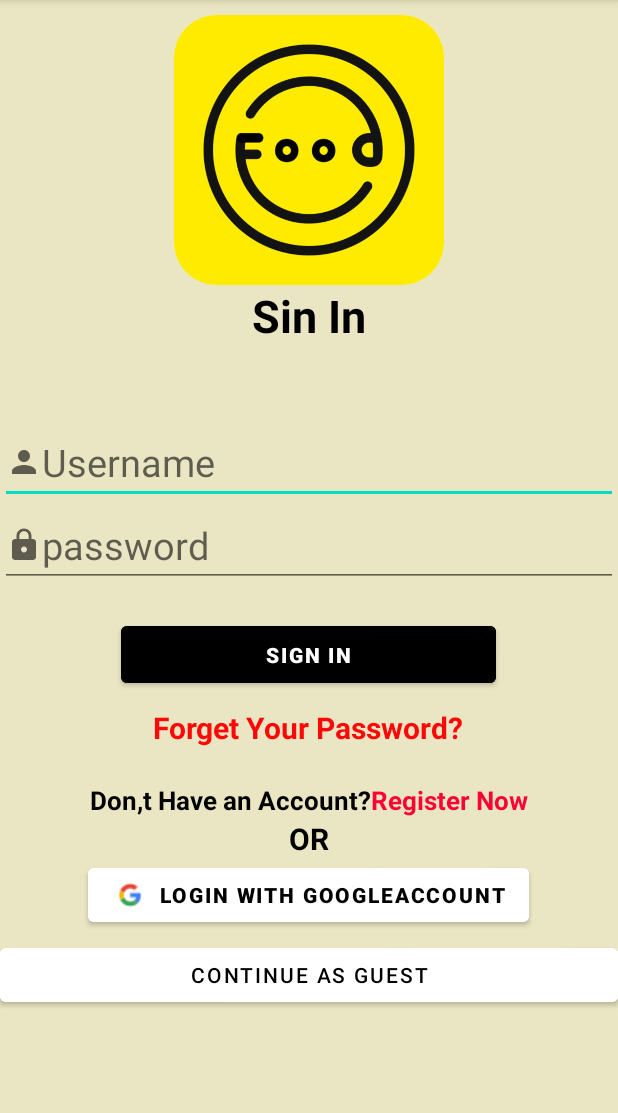
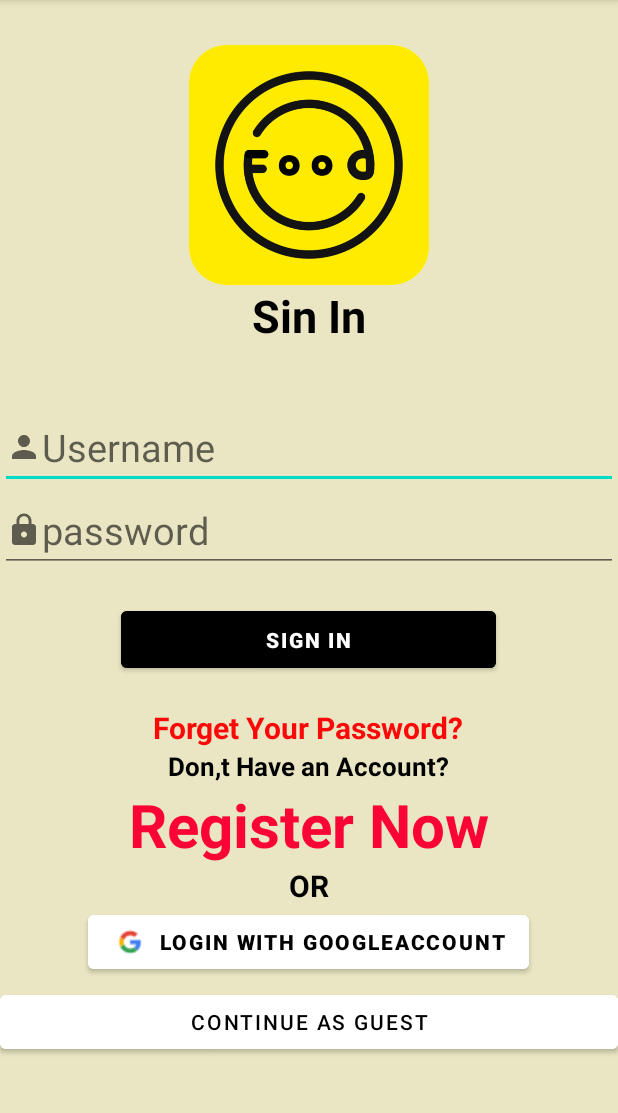
Before and after one commit to Afaq5006/Foode, an Android app: the screen it shows after launch (Sign_in), on a phone screen of 412 x 824 dp, the part 84-1197 px from its top. Run offline under Robolectric (Android 15) with nearby library versions, the phone set to English and light mode, and no system bars.

Commit message:
image and font style

```diff
--- a/app/src/main/res/layout/activity_main.xml
+++ b/app/src/main/res/layout/activity_main.xml
@@ -9,10 +9,10 @@
     tools:context=".MainActivity">
 
     <ImageView
-        android:layout_width="400dp"
-        android:layout_height="300dp"
+        android:layout_width="200dp"
+        android:layout_height="200dp"
         android:src="@drawable/foode"
-        android:layout_marginTop="100dp"
+        android:layout_marginTop="150dp"
         android:layout_gravity="center"
         />
     <TextView
--- a/app/src/main/res/layout/activity_sign_in.xml
+++ b/app/src/main/res/layout/activity_sign_in.xml
@@ -17,10 +17,10 @@
         android:orientation="vertical">
 
         <ImageView
-            android:layout_width="180dp"
-            android:layout_height="180dp"
+            android:layout_width="160dp"
+            android:layout_height="160dp"
             android:src="@drawable/foode"
-
+            android:layout_marginTop="20dp"
             />
 
 
@@ -32,17 +32,8 @@
             android:textColor="@color/black"
             android:textSize="30sp"
             android:textStyle="bold" />
-    </LinearLayout>
-
-    <LinearLayout
-        android:id="@+id/LL_2"
-        android:layout_width="match_parent"
-        android:layout_height="wrap_content"
-        android:orientation="vertical"
-        android:layout_below="@id/LL_1"
-        android:layout_marginTop="50dp"
-        >
         <EditText
+            android:layout_marginTop="40dp"
             android:id="@+id/ET_userIn"
             android:layout_width="match_parent"
             android:layout_height="wrap_content"
@@ -60,34 +51,16 @@
             android:textSize="25dp"
             android:drawableLeft="@drawable/password"
             />
-    </LinearLayout>
-
-    <LinearLayout
-        android:id="@+id/LL_3"
-        android:layout_width="match_parent"
-        android:layout_height="wrap_content"
-        android:layout_below="@id/LL_2"
-        android:layout_marginTop="20dp"
-        android:gravity="center"
-        android:orientation="vertical">
-
         <Button
+            android:layout_marginTop="20dp"
             android:layout_width="250dp"
             android:layout_height="50dp"
             android:backgroundTint="@color/black"
             android:text="Sign In"
             android:textColor="@color/white"
             android:textStyle="bold" />
-    </LinearLayout>
-    <LinearLayout
-        android:layout_marginTop="10dp"
-        android:layout_width="match_parent"
-        android:layout_height="wrap_content"
-        android:orientation="vertical"
-        android:gravity="center"
-        android:layout_below="@id/LL_3"
-        >
         <TextView
+            android:layout_marginTop="20dp"
             android:layout_width="wrap_content"
             android:layout_height="wrap_content"
             android:text="Forget Your Password?"
@@ -95,24 +68,12 @@
             android:textColor="#FD0808"
             android:textStyle="bold"
             />
-
-    </LinearLayout>
-
-    <LinearLayout
-        android:id="@+id/LL_4"
-        android:layout_width="match_parent"
-        android:layout_height="wrap_content"
-        android:layout_below="@id/LL_3"
-        android:layout_marginTop="60dp"
-        android:orientation="horizontal">
-
         <TextView
             android:id="@+id/TV_aa"
             android:layout_width="wrap_content"
             android:layout_height="wrap_content"
             android:text="Don,t Have an Account?"
             android:textColor="@color/black"
-            android:layout_marginLeft="60dp"
             android:textSize="17dp"
             android:textStyle="bold"
 
@@ -120,24 +81,12 @@
 
         <TextView
             android:id="@+id/Reg_1"
-            android:layout_width="match_parent"
+            android:layout_width="wrap_content"
             android:layout_height="wrap_content"
             android:text="Register Now"
             android:textColor="#FA0435"
-            android:textSize="17dp"
+            android:textSize="40dp"
             android:textStyle="bold" />
-
-
-
-    </LinearLayout>
-
-    <LinearLayout
-        android:layout_width="match_parent"
-        android:layout_height="wrap_content"
-        android:orientation="vertical"
-        android:layout_below="@id/LL_4">
-
-
         <TextView
 
             android:layout_width="match_parent"
@@ -169,8 +118,6 @@
             android:gravity="center"
             android:text="Continue As Guest"
             android:textColor="@color/black" />
-
-
     </LinearLayout>
 
 
```
Also changed, not shown: 1 other file.
